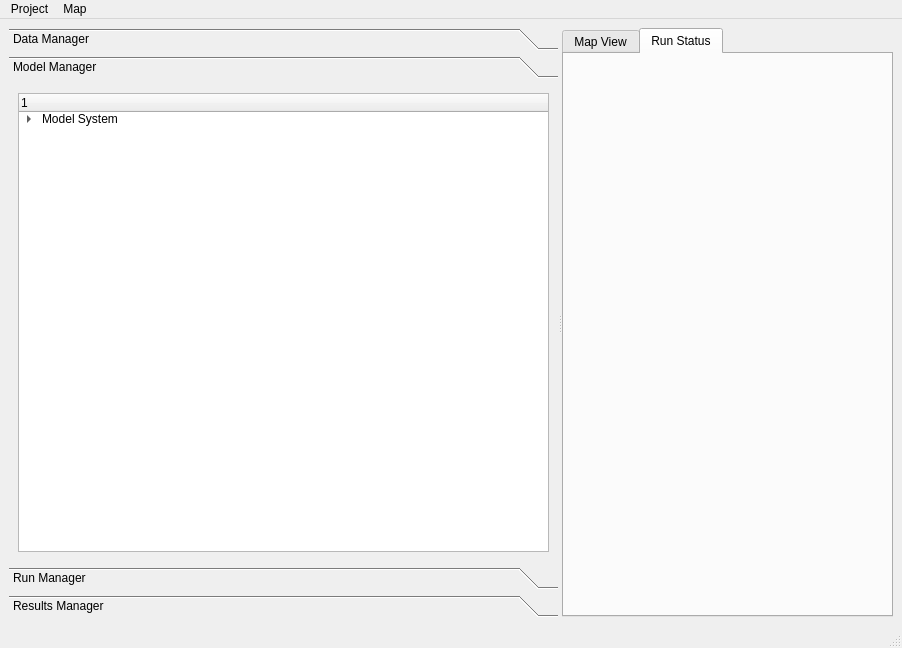
First picture: the form in opus_gui/UI_Testing/opusMain_testing.ui, repository psrc/urbansim, before the edit.
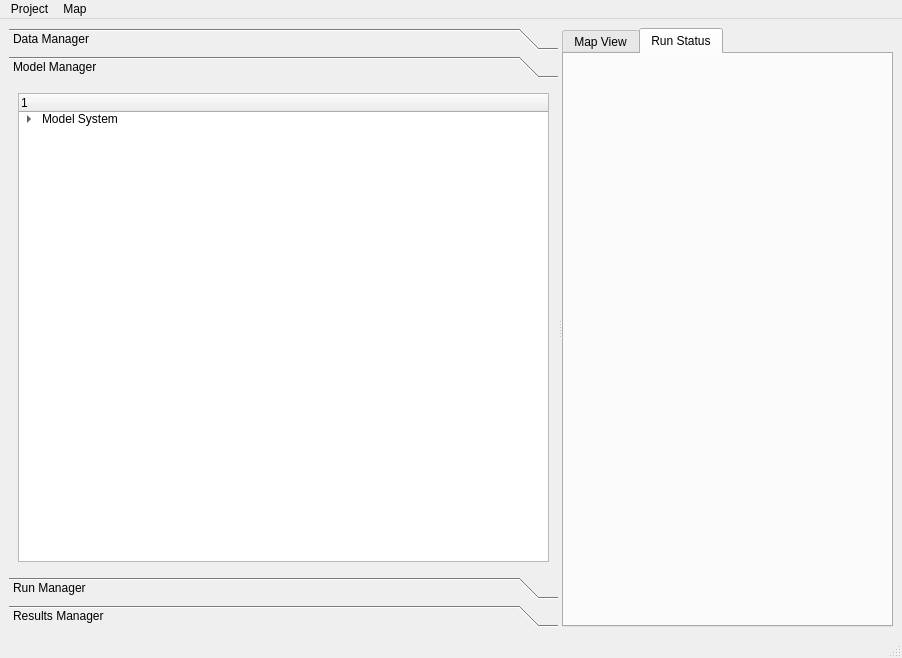
Second picture: the form after the edit. The open tabs and pages were chosen to show the change. Icons and pictures are not drawn.

```diff
--- a/opus_gui/UI_Testing/opusMain_testing.ui
+++ b/opus_gui/UI_Testing/opusMain_testing.ui
@@ -7,7 +7,7 @@
     <x>0</x>
     <y>0</y>
     <width>902</width>
-    <height>648</height>
+    <height>658</height>
    </rect>
   </property>
   <property name="windowTitle" >
@@ -347,8 +347,8 @@
          <rect>
           <x>0</x>
           <y>0</y>
-          <width>98</width>
-          <height>80</height>
+          <width>405</width>
+          <height>488</height>
          </rect>
         </property>
         <attribute name="label" >
```
Left out of the diff: 10 changed lines with no effect on the pictures.
